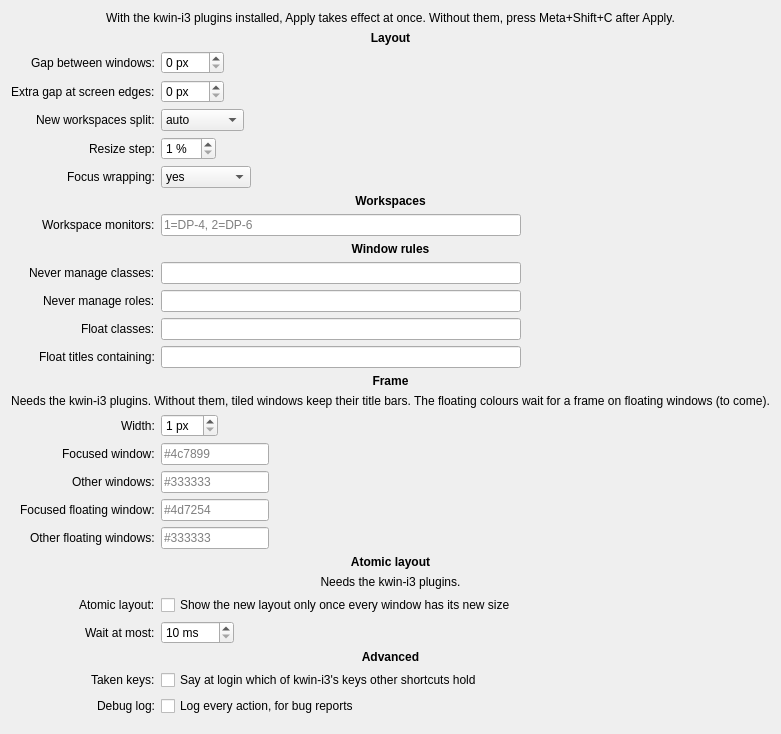
Qt form package/contents/ui/config.ui (grandpaul2/kwin-i3) before a commit.
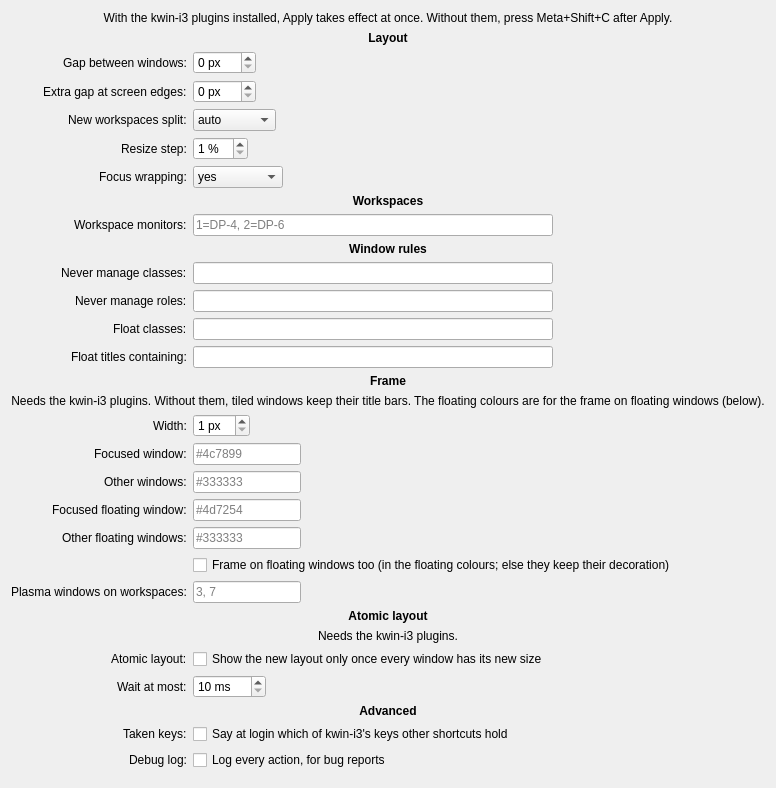
The same form after that commit.

Commit message: Window modes, pieces (iii)+(iv): workspaces of Plasma windows, the frame on floating windows

```diff
--- a/package/contents/ui/config.ui
+++ b/package/contents/ui/config.ui
@@ -373,7 +373,7 @@
      <item row="14" column="0" colspan="2">
       <widget class="QLabel" name="frameNote">
        <property name="text">
-        <string>Needs the kwin-i3 plugins. Without them, tiled windows keep their title bars. The floating colours wait for a frame on floating windows (to come).</string>
+        <string>Needs the kwin-i3 plugins. Without them, tiled windows keep their title bars. The floating colours are for the frame on floating windows (below).</string>
        </property>
        <property name="alignment">
         <set>Qt::AlignHCenter</set>
@@ -471,8 +471,35 @@
        </property>
       </widget>
      </item>
+     <item row="20" column="1">
+      <widget class="QCheckBox" name="kcfg_frameOnFloating">
+       <property name="text">
+        <string>Frame on floating windows too (in the floating colours; else they keep their decoration)</string>
+       </property>
+      </widget>
+     </item>
+     <item row="21" column="0">
+      <widget class="QLabel" name="floatingWorkspacesLabel">
+       <property name="text">
+        <string>Plasma windows on workspaces:</string>
+       </property>
+       <property name="buddy">
+        <cstring>kcfg_floatingWorkspaces</cstring>
+       </property>
+      </widget>
+     </item>
+     <item row="21" column="1">
+      <widget class="QLineEdit" name="kcfg_floatingWorkspaces">
+       <property name="placeholderText">
+        <string>3, 7</string>
+       </property>
+       <property name="toolTip">
+        <string>Workspace numbers whose new windows open floating, with their own decoration, as in plain Plasma (Meta+Shift+Space tiles one).</string>
+       </property>
+      </widget>
+     </item>
      <!-- Atomic layout -->
-     <item row="20" column="0" colspan="2">
+     <item row="22" column="0" colspan="2">
       <widget class="QLabel" name="holdHeading">
        <property name="text">
         <string>Atomic layout</string>
@@ -490,7 +517,7 @@
        </property>
       </widget>
      </item>
-     <item row="21" column="0" colspan="2">
+     <item row="23" column="0" colspan="2">
       <widget class="QLabel" name="holdNote">
        <property name="text">
         <string>Needs the kwin-i3 plugins.</string>
@@ -500,7 +527,7 @@
        </property>
       </widget>
      </item>
-     <item row="22" column="0">
+     <item row="24" column="0">
       <widget class="QLabel" name="holdEnabledLabel">
        <property name="text">
         <string>Atomic layout:</string>
@@ -510,7 +537,7 @@
        </property>
       </widget>
      </item>
-     <item row="22" column="1">
+     <item row="24" column="1">
       <widget class="QCheckBox" name="kcfg_holdEnabled">
        <property name="text">
         <string>Show the new layout only once every window has its new size</string>
@@ -520,7 +547,7 @@
        </property>
       </widget>
      </item>
-     <item row="23" column="0">
+     <item row="25" column="0">
       <widget class="QLabel" name="holdTimeoutMsLabel">
        <property name="text">
         <string>Wait at most:</string>
@@ -530,7 +557,7 @@
        </property>
       </widget>
      </item>
-     <item row="23" column="1">
+     <item row="25" column="1">
       <widget class="QSpinBox" name="kcfg_holdTimeoutMs">
        <property name="suffix">
         <string> ms</string>
@@ -547,7 +574,7 @@
       </widget>
      </item>
      <!-- Advanced -->
-     <item row="24" column="0" colspan="2">
+     <item row="26" column="0" colspan="2">
       <widget class="QLabel" name="advancedHeading">
        <property name="text">
         <string>Advanced</string>
@@ -565,7 +592,7 @@
        </property>
       </widget>
      </item>
-     <item row="25" column="0">
+     <item row="27" column="0">
       <widget class="QLabel" name="warnTakenKeysLabel">
        <property name="text">
         <string>Taken keys:</string>
@@ -575,14 +602,14 @@
        </property>
       </widget>
      </item>
-     <item row="25" column="1">
+     <item row="27" column="1">
       <widget class="QCheckBox" name="kcfg_warnTakenKeys">
        <property name="text">
         <string>Say at login which of kwin-i3's keys other shortcuts hold</string>
        </property>
       </widget>
      </item>
-     <item row="26" column="0">
+     <item row="28" column="0">
       <widget class="QLabel" name="debugLogLabel">
        <property name="text">
         <string>Debug log:</string>
@@ -592,7 +619,7 @@
        </property>
       </widget>
      </item>
-     <item row="26" column="1">
+     <item row="28" column="1">
       <widget class="QCheckBox" name="kcfg_debugLog">
        <property name="text">
         <string>Log every action, for bug reports</string>
```
The commit also changes 13 other files.
